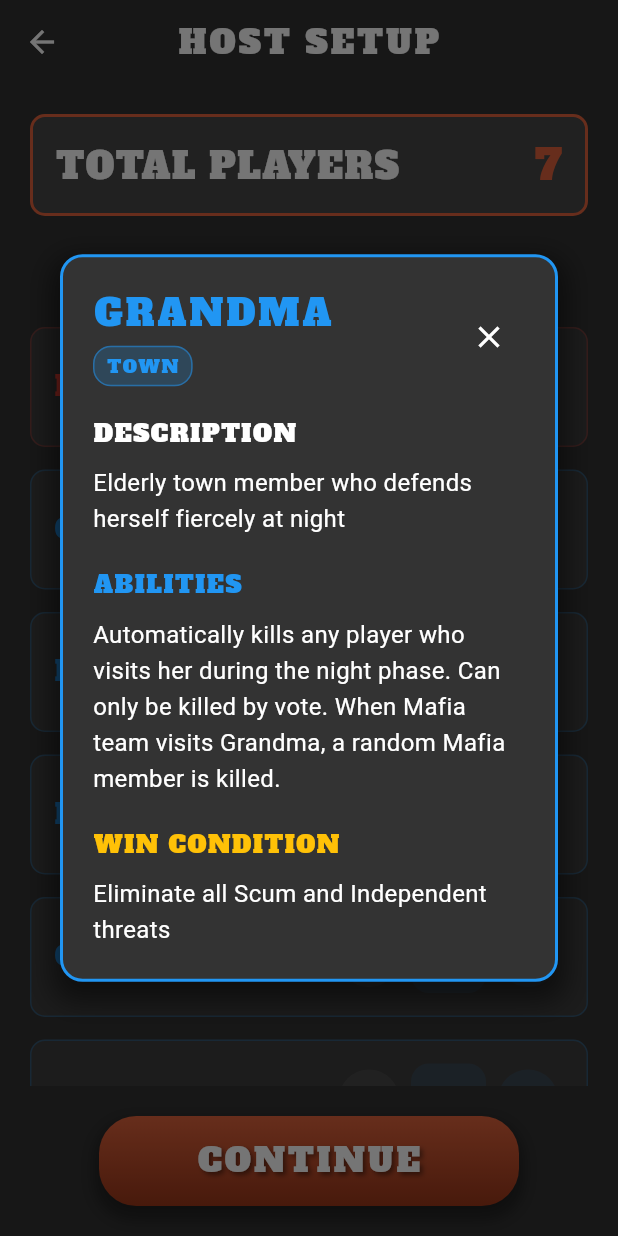
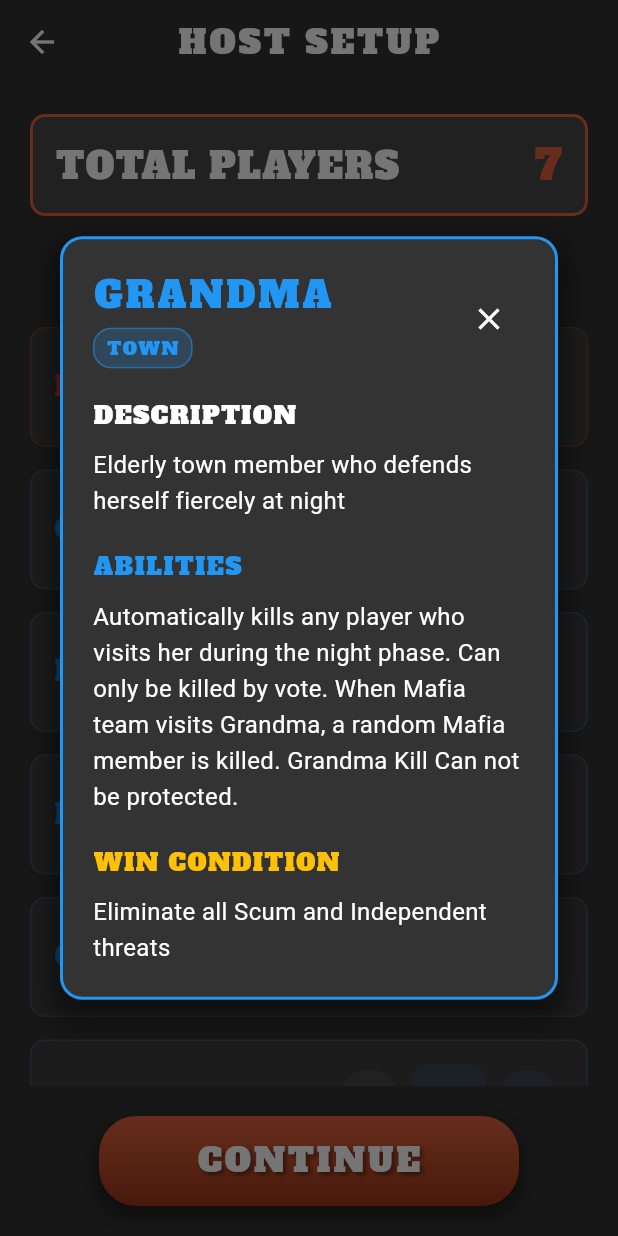
Before and after one commit to don-haddad/mafia-mod-tool, a Flutter app: the HostScreen screen opened directly, after a tap on the "remove" icon, after a tap on the "add" icon, after a tap on "GRANDMA", on a phone screen of 412 x 824 dp. Run offline on Flutter 3.47's test engine with Material 3 defaults, Android fonts, the light colour scheme and no system bars; our stand-ins replace cloud_firestore, firebase_core, flutter_svg, qr_flutter; accounts and stored records are empty.

```diff
--- a/lib/data/role.dart
+++ b/lib/data/role.dart
@@ -115,7 +115,7 @@ class RoleManager {
       maxCount: 1,
       portrait: 'assets/images/grandma_portrait.svg',
       description: 'Elderly town member who defends herself fiercely at night',
-      abilities: 'Automatically kills any player who visits her during the night phase. Can only be killed by vote. When Mafia team visits Grandma, a random Mafia member is killed.',
+      abilities: 'Automatically kills any player who visits her during the night phase. Can only be killed by vote. When Mafia team visits Grandma, a random Mafia member is killed. Grandma Kill Can not be protected.',
       winCondition: 'Eliminate all Scum and Independent threats',
       hasNightStage: false,
       nightStageOrder: 0,
```
Also changed, not shown: lib/screens/rule_screen.dart (+0 -14 lines).
